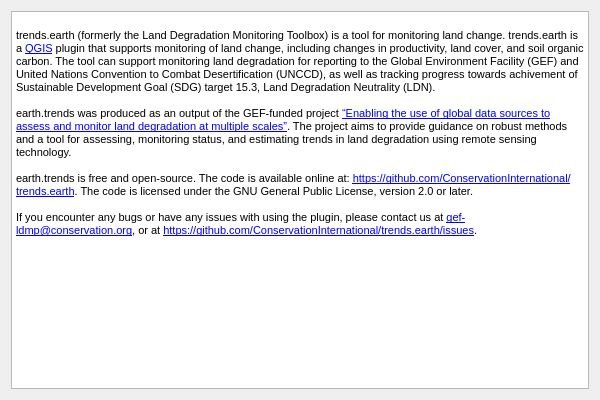
ConservationInternational/trends.earth, file LDMP/gui/DlgAbout.ui: the form before one commit.
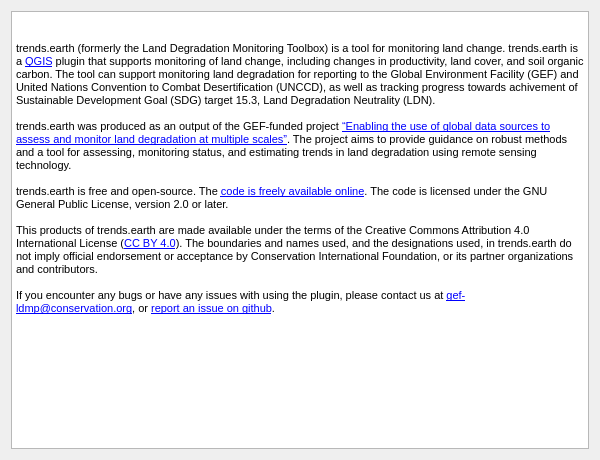
The form after the commit. Icons and pictures are not drawn.

Commit message: Update about section.

What changed in the file:
```diff
--- a/LDMP/gui/DlgAbout.ui
+++ b/LDMP/gui/DlgAbout.ui
@@ -7,7 +7,7 @@
     <x>0</x>
     <y>0</y>
     <width>600</width>
-    <height>400</height>
+    <height>460</height>
    </rect>
   </property>
   <property name="windowTitle">
@@ -16,21 +16,39 @@
   <layout class="QGridLayout" name="gridLayout">
    <item row="0" column="0" colspan="2">
     <widget class="QTextBrowser" name="textBrowser">
+     <property name="styleSheet">
+      <string notr="true"/>
+     </property>
      <property name="html">
       <string>&lt;!DOCTYPE HTML PUBLIC &quot;-//W3C//DTD HTML 4.0//EN&quot; &quot;http://www.w3.org/TR/REC-html40/strict.dtd&quot;&gt;
 &lt;html&gt;&lt;head&gt;&lt;meta name=&quot;qrichtext&quot; content=&quot;1&quot; /&gt;&lt;style type=&quot;text/css&quot;&gt;
 p, li { white-space: pre-wrap; }
 &lt;/style&gt;&lt;/head&gt;&lt;body style=&quot; font-family:'MS Shell Dlg 2'; font-size:8.25pt; font-weight:400; font-style:normal;&quot;&gt;
 &lt;p align=&quot;center&quot; style=&quot; margin-top:0px; margin-bottom:0px; margin-left:0px; margin-right:0px; -qt-block-indent:0; text-indent:0px;&quot;&gt;&lt;img src=&quot;:/plugins/LDMP/icons/trends_earth_logo_bl_small.png&quot; /&gt;&lt;/p&gt;
-&lt;p style=&quot; margin-top:0px; margin-bottom:0px; margin-left:0px; margin-right:0px; -qt-block-indent:0; text-indent:0px;&quot;&gt;&lt;span style=&quot; font-size:8pt;&quot;&gt;&lt;br /&gt;trends.earth (formerly the Land Degradation Monitoring Toolbox) is a tool for monitoring land change. trends.earth is a &lt;/span&gt;&lt;a href=&quot;http://www.qgis.org&quot;&gt;&lt;span style=&quot; font-size:8pt; text-decoration: underline; color:#0000ff;&quot;&gt;QGIS&lt;/span&gt;&lt;/a&gt;&lt;span style=&quot; font-size:8pt;&quot;&gt; plugin that supports monitoring of land change, including changes in productivity, land cover, and soil organic carbon. The tool can support monitoring land degradation for reporting to the Global Environment Facility (GEF) and United Nations Convention to Combat Desertification (UNCCD), as well as tracking progress towards achivement of Sustainable Development Goal (SDG) target 15.3, Land Degradation Neutrality (LDN).&lt;/span&gt;&lt;/p&gt;
 &lt;p style=&quot;-qt-paragraph-type:empty; margin-top:0px; margin-bottom:0px; margin-left:0px; margin-right:0px; -qt-block-indent:0; text-indent:0px; font-size:8pt;&quot;&gt;&lt;br /&gt;&lt;/p&gt;
-&lt;p style=&quot; margin-top:0px; margin-bottom:0px; margin-left:0px; margin-right:0px; -qt-block-indent:0; text-indent:0px;&quot;&gt;&lt;span style=&quot; font-size:8pt;&quot;&gt;earth.trends was produced as an output of the GEF-funded project &lt;/span&gt;&lt;a href=&quot;http://vitalsigns.org/gef-ldmp&quot;&gt;&lt;span style=&quot; font-size:8pt; text-decoration: underline; color:#0000ff;&quot;&gt;“Enabling the use of global data sources to assess and monitor land degradation at multiple scales”&lt;/span&gt;&lt;/a&gt;&lt;span style=&quot; font-size:8pt;&quot;&gt;. The project aims to provide guidance on robust methods and a tool for assessing, monitoring status, and estimating trends in land degradation using remote sensing technology.&lt;/span&gt;&lt;/p&gt;
+&lt;p style=&quot; margin-top:0px; margin-bottom:0px; margin-left:0px; margin-right:0px; -qt-block-indent:0; text-indent:0px;&quot;&gt;&lt;span style=&quot; font-size:8pt;&quot;&gt;trends.earth (formerly the Land Degradation Monitoring Toolbox) is a tool for monitoring land change. trends.earth is a &lt;/span&gt;&lt;a href=&quot;http://www.qgis.org&quot;&gt;&lt;span style=&quot; font-size:8pt; text-decoration: underline; color:#0000ff;&quot;&gt;QGIS&lt;/span&gt;&lt;/a&gt;&lt;span style=&quot; font-size:8pt;&quot;&gt; plugin that supports monitoring of land change, including changes in productivity, land cover, and soil organic carbon. The tool can support monitoring land degradation for reporting to the Global Environment Facility (GEF) and United Nations Convention to Combat Desertification (UNCCD), as well as tracking progress towards achivement of Sustainable Development Goal (SDG) target 15.3, Land Degradation Neutrality (LDN).&lt;/span&gt;&lt;/p&gt;
 &lt;p style=&quot;-qt-paragraph-type:empty; margin-top:0px; margin-bottom:0px; margin-left:0px; margin-right:0px; -qt-block-indent:0; text-indent:0px; font-size:8pt;&quot;&gt;&lt;br /&gt;&lt;/p&gt;
-&lt;p style=&quot; margin-top:0px; margin-bottom:0px; margin-left:0px; margin-right:0px; -qt-block-indent:0; text-indent:0px;&quot;&gt;&lt;span style=&quot; font-size:8pt;&quot;&gt;earth.trends is free and open-source. The code is available online at: &lt;/span&gt;&lt;a href=&quot;https://github.com/ConservationInternational/trends.earth&quot;&gt;&lt;span style=&quot; font-size:8pt; text-decoration: underline; color:#0000ff;&quot;&gt;https://github.com/ConservationInternational/trends.earth&lt;/span&gt;&lt;/a&gt;&lt;span style=&quot; font-size:8pt;&quot;&gt;. The code is licensed under the GNU General Public License, version 2.0 or later.&lt;/span&gt;&lt;/p&gt;
+&lt;p style=&quot; margin-top:0px; margin-bottom:0px; margin-left:0px; margin-right:0px; -qt-block-indent:0; text-indent:0px;&quot;&gt;&lt;span style=&quot; font-size:8pt;&quot;&gt;trends.earth was produced as an output of the GEF-funded project &lt;/span&gt;&lt;a href=&quot;http://vitalsigns.org/gef-ldmp&quot;&gt;&lt;span style=&quot; font-size:8pt; text-decoration: underline; color:#0000ff;&quot;&gt;“Enabling the use of global data sources to assess and monitor land degradation at multiple scales”&lt;/span&gt;&lt;/a&gt;&lt;span style=&quot; font-size:8pt;&quot;&gt;. The project aims to provide guidance on robust methods and a tool for assessing, monitoring status, and estimating trends in land degradation using remote sensing technology.&lt;/span&gt;&lt;/p&gt;
 &lt;p style=&quot;-qt-paragraph-type:empty; margin-top:0px; margin-bottom:0px; margin-left:0px; margin-right:0px; -qt-block-indent:0; text-indent:0px; font-size:8pt;&quot;&gt;&lt;br /&gt;&lt;/p&gt;
-&lt;p style=&quot; margin-top:0px; margin-bottom:0px; margin-left:0px; margin-right:0px; -qt-block-indent:0; text-indent:0px;&quot;&gt;&lt;span style=&quot; font-size:8pt;&quot;&gt;If you encounter any bugs or have any issues with using the plugin, please contact us at &lt;/span&gt;&lt;a href=&quot;mailto:gef-ldmp@conservation.org&quot;&gt;&lt;span style=&quot; font-size:8pt; text-decoration: underline; color:#0000ff;&quot;&gt;gef-ldmp@conservation.org&lt;/span&gt;&lt;/a&gt;&lt;span style=&quot; font-size:8pt;&quot;&gt;, or at &lt;/span&gt;&lt;a href=&quot;https://github.com/ConservationInternational/trends.earth/issues&quot;&gt;&lt;span style=&quot; font-size:8pt; text-decoration: underline; color:#0000ff;&quot;&gt;https://github.com/ConservationInternational/trends.earth/issues&lt;/span&gt;&lt;/a&gt;&lt;span style=&quot; font-size:8pt;&quot;&gt;.&lt;/span&gt;&lt;/p&gt;
+&lt;p style=&quot; margin-top:0px; margin-bottom:0px; margin-left:0px; margin-right:0px; -qt-block-indent:0; text-indent:0px;&quot;&gt;&lt;span style=&quot; font-size:8pt;&quot;&gt;trends.earth is free and open-source. The &lt;/span&gt;&lt;a href=&quot;https://github.com/ConservationInternational/trends.earth&quot;&gt;&lt;span style=&quot; font-size:8pt; text-decoration: underline; color:#0000ff;&quot;&gt;code is freely available online&lt;/span&gt;&lt;/a&gt;&lt;span style=&quot; font-size:8pt;&quot;&gt;. The code is licensed under the GNU General Public License, version 2.0 or later.&lt;/span&gt;&lt;/p&gt;
 &lt;p style=&quot;-qt-paragraph-type:empty; margin-top:0px; margin-bottom:0px; margin-left:0px; margin-right:0px; -qt-block-indent:0; text-indent:0px; font-size:8pt;&quot;&gt;&lt;br /&gt;&lt;/p&gt;
-&lt;p style=&quot; margin-top:0px; margin-bottom:0px; margin-left:0px; margin-right:0px; -qt-block-indent:0; text-indent:0px;&quot;&gt;&lt;img src=&quot;:/plugins/LDMP/icons/CI_logo.png&quot; /&gt;&lt;img src=&quot;:/plugins/LDMP/icons/VS_logo.png&quot; /&gt;&lt;/p&gt;&lt;/body&gt;&lt;/html&gt;</string>
+&lt;p style=&quot; margin-top:0px; margin-bottom:0px; margin-left:0px; margin-right:0px; -qt-block-indent:0; text-indent:0px;&quot;&gt;&lt;span style=&quot; font-size:8pt;&quot;&gt;This products of trends.earth are made available under the terms of the Creative Commons Attribution 4.0 International License (&lt;/span&gt;&lt;a href=&quot;https://creativecommons.org/licenses/by/4.0/&quot;&gt;&lt;span style=&quot; font-size:8pt; text-decoration: underline; color:#0000ff;&quot;&gt;CC BY 4.0&lt;/span&gt;&lt;/a&gt;&lt;span style=&quot; font-size:8pt;&quot;&gt;). The boundaries and names used, and the designations used, in trends.earth do not imply official endorsement or acceptance by Conservation International Foundation, or its partner organizations and contributors.&lt;/span&gt;&lt;/p&gt;
+&lt;p style=&quot;-qt-paragraph-type:empty; margin-top:0px; margin-bottom:0px; margin-left:0px; margin-right:0px; -qt-block-indent:0; text-indent:0px; font-size:8pt;&quot;&gt;&lt;br /&gt;&lt;/p&gt;
+&lt;p style=&quot; margin-top:0px; margin-bottom:0px; margin-left:0px; margin-right:0px; -qt-block-indent:0; text-indent:0px;&quot;&gt;&lt;span style=&quot; font-size:8pt;&quot;&gt;If you encounter any bugs or have any issues with using the plugin, please contact us at &lt;/span&gt;&lt;a href=&quot;mailto:gef-ldmp@conservation.org&quot;&gt;&lt;span style=&quot; font-size:8pt; text-decoration: underline; color:#0000ff;&quot;&gt;gef-ldmp@conservation.org&lt;/span&gt;&lt;/a&gt;&lt;span style=&quot; font-size:8pt;&quot;&gt;, or &lt;/span&gt;&lt;a href=&quot;https://github.com/ConservationInternational/trends.earth/issues&quot;&gt;&lt;span style=&quot; font-size:8pt; text-decoration: underline; color:#0000ff;&quot;&gt;report an issue on github&lt;/span&gt;&lt;/a&gt;&lt;span style=&quot; font-size:8pt;&quot;&gt;.&lt;/span&gt;&lt;/p&gt;
+&lt;p style=&quot;-qt-paragraph-type:empty; margin-top:0px; margin-bottom:0px; margin-left:0px; margin-right:0px; -qt-block-indent:0; text-indent:0px; font-size:8pt;&quot;&gt;&lt;br /&gt;&lt;/p&gt;
+&lt;p style=&quot;-qt-paragraph-type:empty; margin-top:0px; margin-bottom:0px; margin-left:0px; margin-right:0px; -qt-block-indent:0; text-indent:0px; font-size:8pt;&quot;&gt;&lt;br /&gt;&lt;/p&gt;
+&lt;p style=&quot;-qt-paragraph-type:empty; margin-top:0px; margin-bottom:0px; margin-left:0px; margin-right:0px; -qt-block-indent:0; text-indent:0px; font-size:8pt;&quot;&gt;&lt;br /&gt;&lt;/p&gt;
+&lt;table border=&quot;0&quot; style=&quot; margin-top:0px; margin-bottom:0px; margin-left:0px; margin-right:0px;&quot; width=&quot;100%&quot; cellspacing=&quot;0&quot; cellpadding=&quot;0&quot;&gt;
+&lt;tr&gt;
+&lt;td style=&quot; vertical-align:middle;&quot;&gt;
+&lt;p align=&quot;center&quot; style=&quot; margin-top:0px; margin-bottom:0px; margin-left:0px; margin-right:0px; -qt-block-indent:0; text-indent:0px;&quot;&gt;&lt;img src=&quot;:/plugins/LDMP/icons/GEF_logo_small.png&quot; style=&quot;vertical-align: middle;&quot; /&gt;&lt;/p&gt;&lt;/td&gt;
+&lt;td style=&quot; vertical-align:middle;&quot;&gt;
+&lt;p align=&quot;center&quot; style=&quot; margin-top:0px; margin-bottom:0px; margin-left:0px; margin-right:0px; -qt-block-indent:0; text-indent:0px;&quot;&gt;&lt;img src=&quot;:/plugins/LDMP/icons/CI_logo_small.png&quot; style=&quot;vertical-align: middle;&quot; /&gt;&lt;/p&gt;&lt;/td&gt;
+&lt;td style=&quot; vertical-align:middle;&quot;&gt;
+&lt;p align=&quot;center&quot; style=&quot; margin-top:0px; margin-bottom:0px; margin-left:0px; margin-right:0px; -qt-block-indent:0; text-indent:0px;&quot;&gt;&lt;img src=&quot;:/plugins/LDMP/icons/LU_logo_small.png&quot; style=&quot;vertical-align: middle;&quot; /&gt;&lt;/p&gt;&lt;/td&gt;
+&lt;td style=&quot; vertical-align:middle;&quot;&gt;
+&lt;p align=&quot;center&quot; style=&quot; margin-top:0px; margin-bottom:0px; margin-left:0px; margin-right:0px; -qt-block-indent:0; text-indent:0px;&quot;&gt;&lt;img src=&quot;:/plugins/LDMP/icons/NASA_logo_small.png&quot; style=&quot;vertical-align: middle;&quot; /&gt;&lt;/p&gt;&lt;/td&gt;
+&lt;td&gt;&lt;/td&gt;&lt;/tr&gt;&lt;/table&gt;&lt;/body&gt;&lt;/html&gt;</string>
      </property>
      <property name="openExternalLinks">
       <bool>true</bool>
```
The commit also changes 8 other files.
